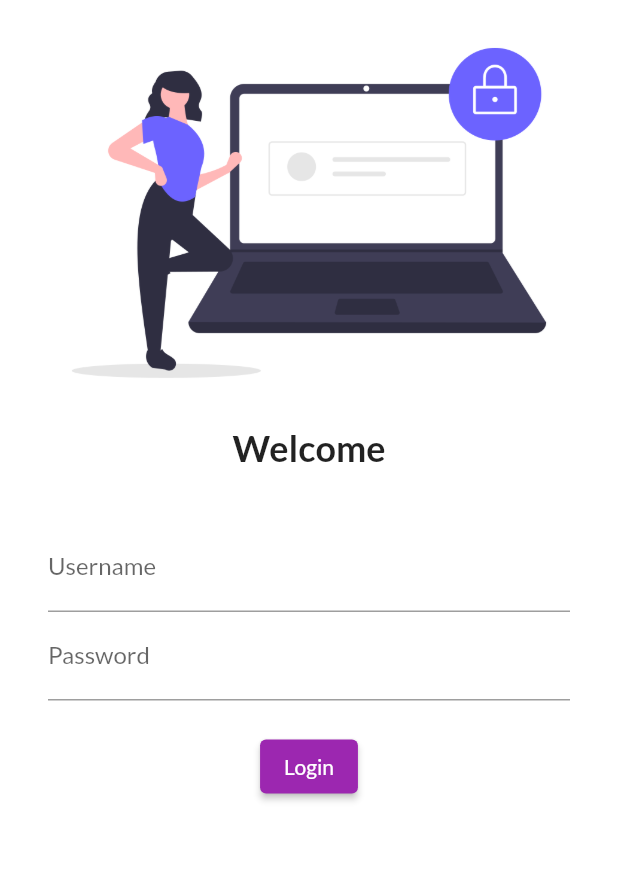
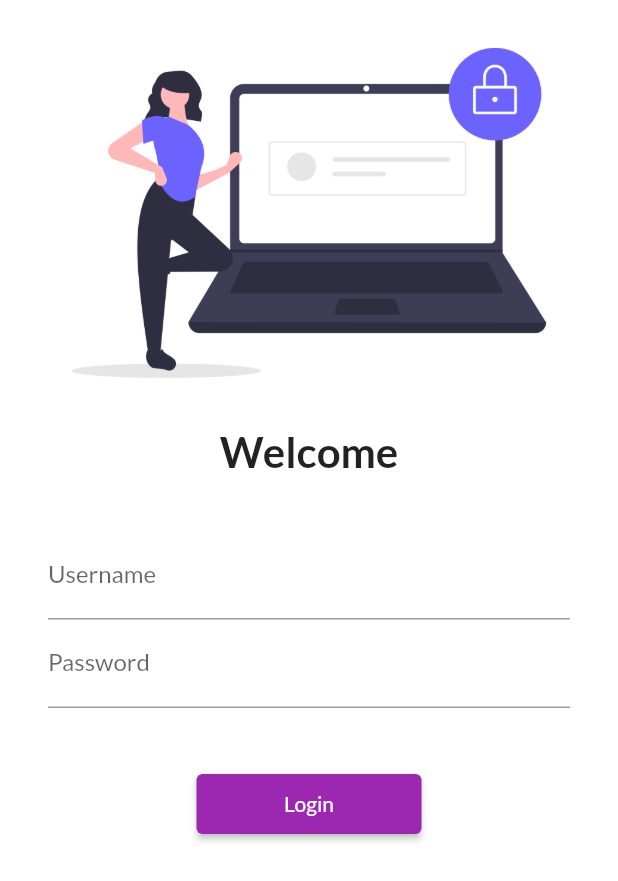
Before and after one commit to amritprasad17/30-daysof-flutter, a Flutter app: the screen it shows after launch, on a phone screen of 412 x 824 dp. Shown: the top 881 px of the screen. Run offline on Flutter 3.47's test engine with Material 2 defaults, Android fonts, the phone set to English and light mode, and no system bars; our stand-ins replace google_fonts; missing offline and left inert: dart:ffi.

Commit message:
commit 5

```diff
--- a/lib/Pages/login_page.dart
+++ b/lib/Pages/login_page.dart
@@ -1,4 +1,5 @@
 import 'package:flutter/material.dart';
+import 'package:tutorials/utils/routes.dart';
 
 class LoginPage extends StatelessWidget {
   const LoginPage({Key? key}) : super(key: key);
@@ -7,6 +8,7 @@ class LoginPage extends StatelessWidget {
   Widget build(BuildContext context) {
     return Material(
         color: Colors.white,
+        child: SingleChildScrollView(
           child: Column(
             children: [
               Image.asset(
@@ -16,7 +18,7 @@ class LoginPage extends StatelessWidget {
               Text(
                 "Welcome",
                 style: TextStyle(
-                fontSize: 24,
+                  fontSize: 28,
                   fontWeight: FontWeight.bold,
                 ),
               ),
@@ -24,8 +26,8 @@ class LoginPage extends StatelessWidget {
                 height: 20.0,
               ),
               Padding(
-              padding:
-                  const EdgeInsets.symmetric(vertical: 16.0, horizontal: 32.0),
+                padding: const EdgeInsets.symmetric(
+                    vertical: 16.0, horizontal: 32.0),
                 child: Column(
                   children: [
                     TextFormField(
@@ -42,19 +44,20 @@ class LoginPage extends StatelessWidget {
                       ),
                     ),
                     SizedBox(
-                    height: 20.0,
+                      height: 40.0,
                     ),
                     ElevatedButton(
                       onPressed: () {
-                      print("Hi codepur");
+                        Navigator.pushNamed(context, Myroutes.homeRoute);
                       },
                       child: Text("Login"),
-                    style: TextButton.styleFrom(),
+                      style: TextButton.styleFrom(minimumSize: Size(150, 40)),
                     )
                   ],
                 ),
               )
             ],
+          ),
         ));
   }
 }
--- a/lib/main.dart
+++ b/lib/main.dart
@@ -2,6 +2,7 @@ import 'dart:ffi';
 
 import 'package:flutter/material.dart';
 import 'package:google_fonts/google_fonts.dart';
+import 'package:tutorials/utils/routes.dart';
 
 import 'Pages/home_page.dart';
 import 'Pages/login_page.dart';
@@ -22,14 +23,15 @@ class MyApp extends StatelessWidget {
         fontFamily: GoogleFonts.lato().fontFamily,
         //primaryTextTheme: GoogleFonts.latoTextTheme(),
         ),
+
       darkTheme: ThemeData(
         brightness: Brightness.dark
         ),
       //initialRoute: "/home",
       routes: {
         "/": (context) => LoginPage(),
-        "/home": (context) => HomePage(),
-        "/login": (context) => LoginPage(),
+        Myroutes.homeRoute: (context) => HomePage(),
+        Myroutes.loginRoute: (context) => LoginPage(),
       },
     );
   }
--- /dev/null
+++ b/lib/utils/routes.dart
@@ -0,0 +1,4 @@
+class Myroutes {
+  static String loginRoute = "/login";
+  static String homeRoute = "/home";
+}
```
Lines whose indentation alone changed are shown as unchanged.
